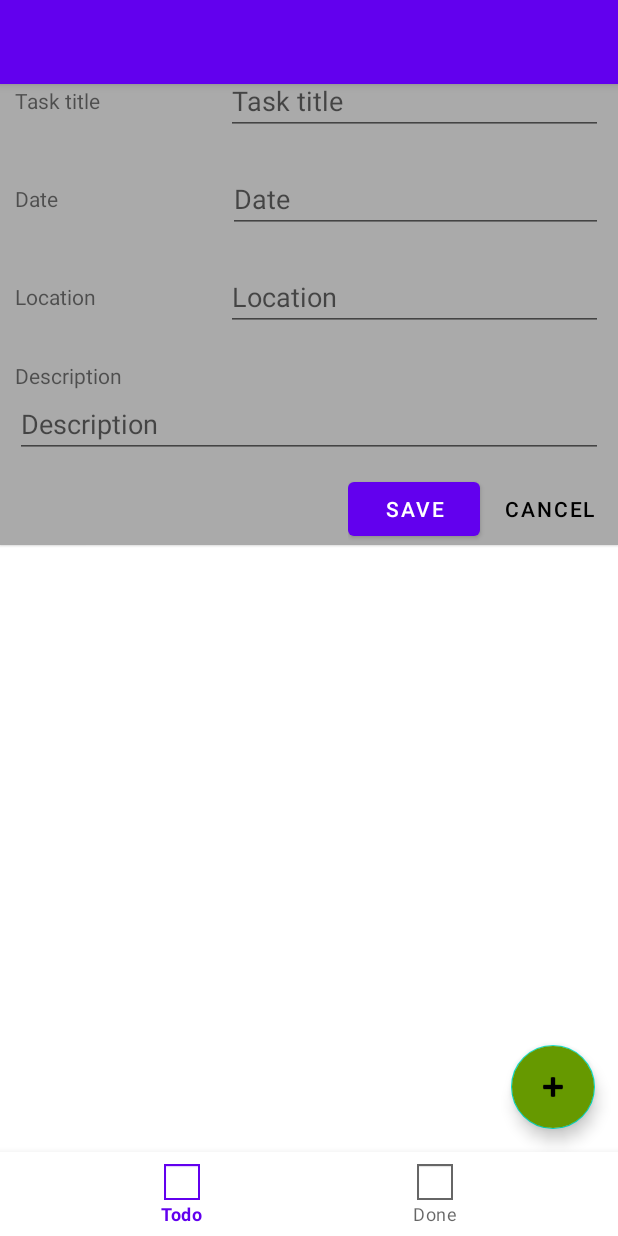
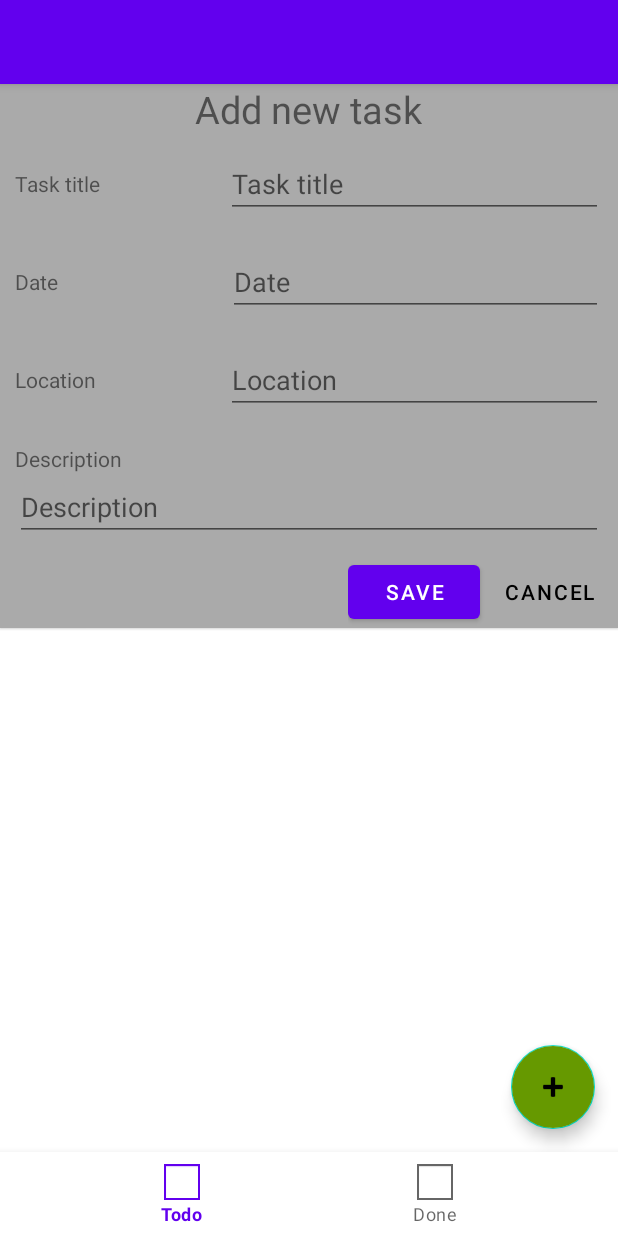
Before and after one commit to peter91v/UI-Design, an Android app: the screen it shows after launch (MainActivity), after a tap on "TODO", on a phone screen of 412 x 824 dp. Run offline under Robolectric (Android 15) with nearby library versions, the phone set to English and light mode, and no system bars.

Commit message:
Corrected layout

```diff
--- a/EasyDoNew/app/src/main/java/com/example/easydo/Settings.java
+++ b/EasyDoNew/app/src/main/java/com/example/easydo/Settings.java
@@ -1,5 +1,6 @@
 package com.example.easydo;
 
+import android.content.Context;
 import android.os.Bundle;
 import android.view.LayoutInflater;
 import android.view.View;
@@ -27,8 +28,6 @@ public class Settings extends Fragment {
 
             }
         });
-
-
         return settingsView;
     }
 }
--- a/EasyDoNew/app/src/main/res/layout/activity_main.xml
+++ b/EasyDoNew/app/src/main/res/layout/activity_main.xml
@@ -13,7 +13,8 @@
         android:id="@+id/host_fragment_content_main"
         android:layout_width="match_parent"
         android:layout_height="match_parent"
-        android:layout_weight="1"/>
+        android:layout_weight="1"
+        android:layout_marginTop="55dp"/>
 
 
     <include
```
